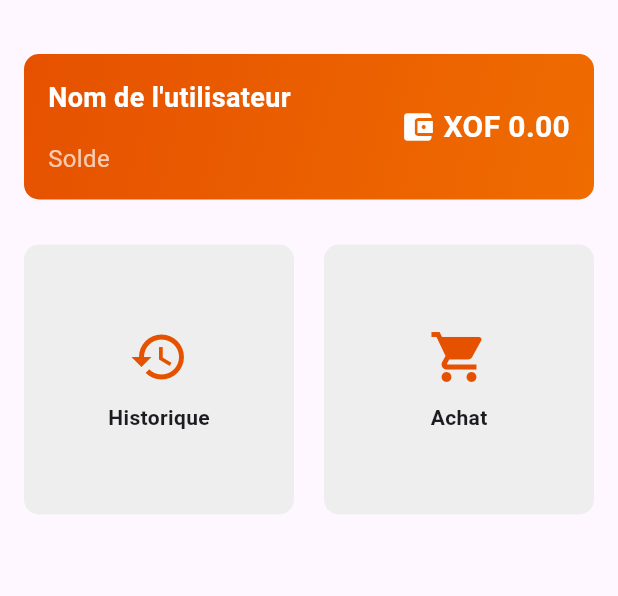
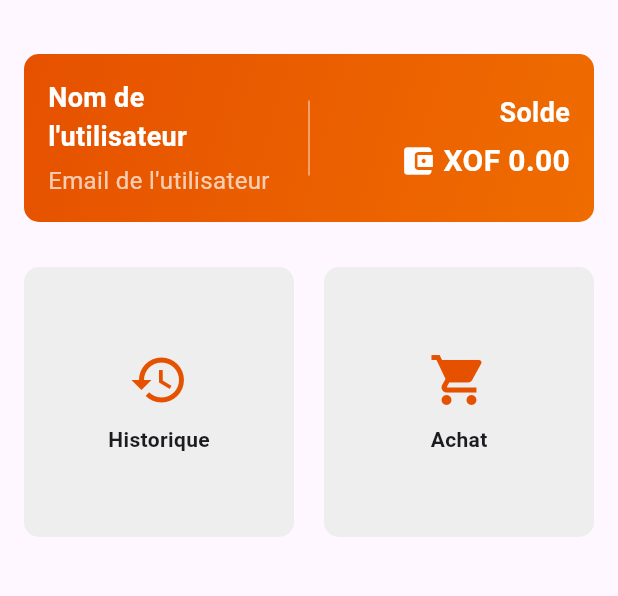
Before and after one commit to Harlequelrah/flutter_giftcard, a Flutter app: the HomePage screen opened directly, on a phone screen of 412 x 824 dp, the part 84-680 px from its top. Run offline on Flutter 3.47's test engine with Material 3 defaults, Android fonts, the phone set to English and light mode, and no system bars; our stand-ins replace animate_do, shared_preferences; accounts and stored records are empty; statements that could not run were skipped.

Commit message:
amelioration sur l interface de home.dart

```diff
--- a/lib/home.dart
+++ b/lib/home.dart
@@ -69,7 +69,6 @@ class HomePageState extends State<HomePage> {
       body: Padding(
         padding: const EdgeInsets.all(16.0),
         child: Column(
-          crossAxisAlignment: CrossAxisAlignment.start,
           children: [
             SizedBox(height: 20),
             Container(
@@ -86,9 +85,9 @@ class HomePageState extends State<HomePage> {
                 borderRadius: BorderRadius.circular(10),
               ),
               child: Row(
-                mainAxisAlignment: MainAxisAlignment.spaceBetween,
                 children: [
-                  Column(
+                  Expanded(
+                    child: Column(
                       crossAxisAlignment: CrossAxisAlignment.start,
                       children: [
                         Text(
@@ -99,9 +98,9 @@ class HomePageState extends State<HomePage> {
                             color: Colors.white,
                           ),
                         ),
-                      Divider(color: Colors.white),
+                        SizedBox(height: 5),
                         Text(
-                        'Solde',
+                          'Email de l\'utilisateur',
                           style: TextStyle(
                             fontSize: 16,
                             color: Colors.white70,
@@ -109,10 +108,28 @@ class HomePageState extends State<HomePage> {
                         ),
                       ],
                     ),
-                  Column(
+                  ),
+                  Container(
+                    height: 50,
+                    width: 1,
+                    color: Colors.white54,
+                    margin: EdgeInsets.symmetric(horizontal: 16.0),
+                  ),
+                  Expanded(
+                    child: Column(
                       crossAxisAlignment: CrossAxisAlignment.end,
                       children: [
+                        Text(
+                          'Solde',
+                          style: TextStyle(
+                            fontSize: 18,
+                            fontWeight: FontWeight.bold,
+                            color: Colors.white,
+                          ),
+                        ),
+                        SizedBox(height: 5),
                         Row(
+                          mainAxisAlignment: MainAxisAlignment.end,
                           children: [
                             Icon(Icons.account_balance_wallet,
                                 color: Colors.white),
@@ -128,6 +145,7 @@ class HomePageState extends State<HomePage> {
                           ],
                         ),
                       ],
+                    ),
                   ),
                 ],
               ),
--- a/lib/main.dart
+++ b/lib/main.dart
@@ -150,7 +150,7 @@ class _LoginPageState extends State<LoginPage> {
                             ),
                           )),
                       const SizedBox(
-                        height: 40,
+                        height: 30,
                       ),
                       FadeInUp(
                           duration: const Duration(milliseconds: 1500),
@@ -159,7 +159,7 @@ class _LoginPageState extends State<LoginPage> {
                             style: TextStyle(color: Colors.grey),
                           )),
                       const SizedBox(
-                        height: 40,
+                        height: 30,
                       ),
                       FadeInUp(
                           duration: const Duration(milliseconds: 1600),
@@ -183,7 +183,7 @@ class _LoginPageState extends State<LoginPage> {
                             ),
                           )),
                       const SizedBox(
-                        height: 40,
+                        height: 30,
                       ),
                       FadeInUp(
                           duration: const Duration(milliseconds: 1600),
```
Lines whose indentation alone changed are shown as unchanged.
